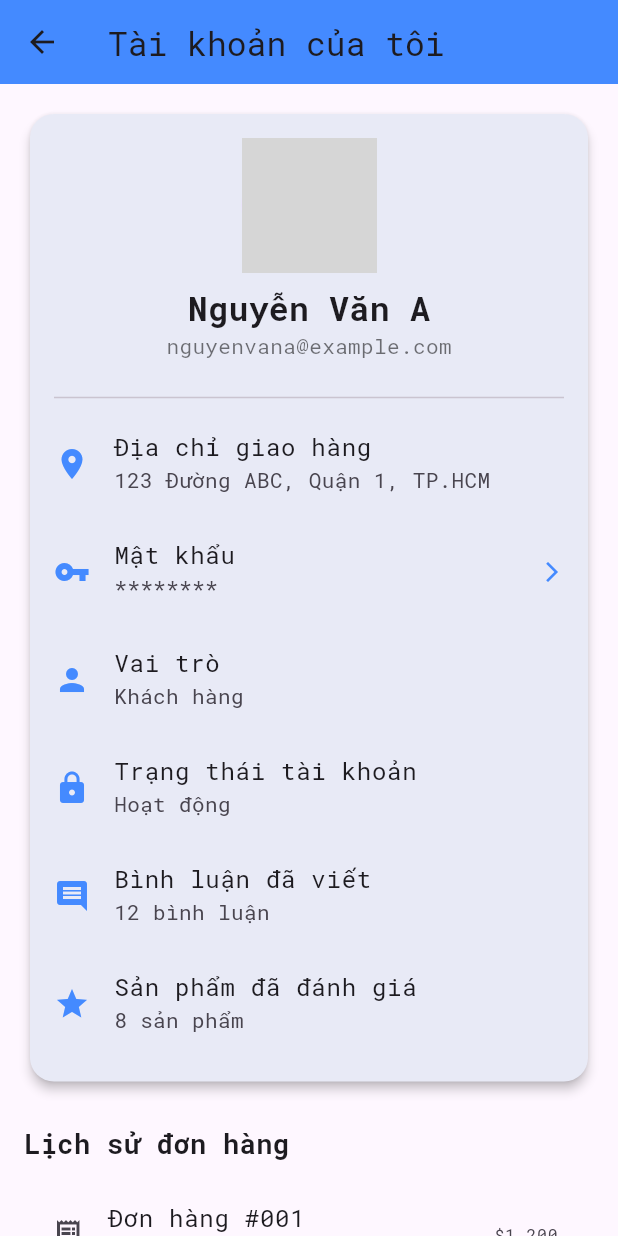
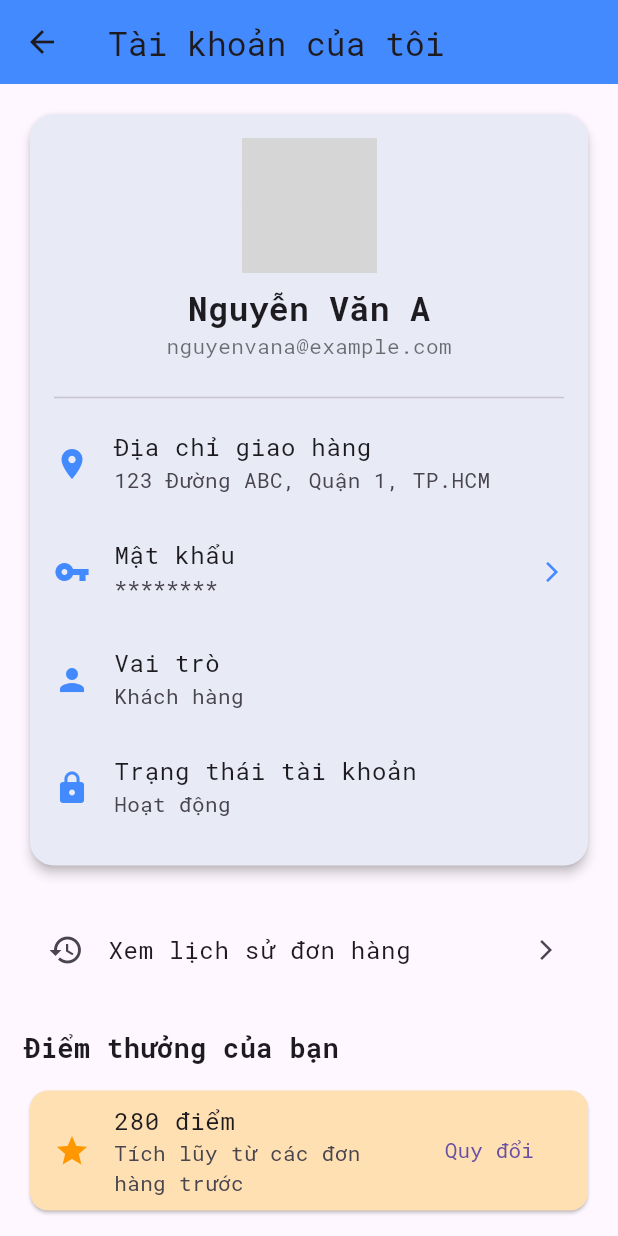
Before and after one commit to city314/CPMAD-FINALTERM, a Flutter app: the AccountScreen screen opened directly, on a phone screen of 412 x 824 dp. Run offline on Flutter 3.47's test engine with Material 3 defaults, Android fonts, the phone set to English and light mode, and no system bars; our stand-ins replace shared_preferences; accounts and stored records are empty; grey boxes are pictures that could not be loaded.

Commit message:
updating account_screen.dart, order_history_screen.dart

```diff
--- a/lib/account_screen.dart
+++ b/lib/account_screen.dart
@@ -1,5 +1,6 @@
 import 'package:flutter/material.dart';
 import 'change_password.dart';
+import 'order_history_screen.dart';
 
 class AccountScreen extends StatelessWidget {
   const AccountScreen({super.key});
@@ -58,31 +59,23 @@ class AccountScreen extends StatelessWidget {
                   }),
                   buildInfoRow(Icons.person, 'Vai trò', 'Khách hàng'),
                   buildInfoRow(Icons.lock, 'Trạng thái tài khoản', 'Hoạt động'),
-                  buildInfoRow(Icons.comment, 'Bình luận đã viết', '12 bình luận'),
-                  buildInfoRow(Icons.star, 'Sản phẩm đã đánh giá', '8 sản phẩm'),
                 ],
               ),
             ),
           ),
           const SizedBox(height: 24),
           // Lịch sử đơn hàng
-          const Text(
-            'Lịch sử đơn hàng',
-            style: TextStyle(fontSize: 18, fontWeight: FontWeight.bold),
+          ListTile(
+            leading: const Icon(Icons.history),
+            title: const Text('Xem lịch sử đơn hàng'),
+            trailing: const Icon(Icons.arrow_forward_ios, size: 16),
+            onTap: () {
+              Navigator.push(
+                context,
+                MaterialPageRoute(builder: (_) => const OrderHistoryScreen()),
+              );
+            },
           ),
-          const SizedBox(height: 12),
-          ...orders.map((order) {
-            return ListTile(
-              leading: const Icon(Icons.receipt_long),
-              title: Text('Đơn hàng ${order['id']}'),
-              subtitle: Text('Ngày: ${order['date']}'),
-              trailing: Text('${order['total']}'),
-              onTap: () {
-                // TODO: Xem chi tiết đơn hàng
-              },
-            );
-          }).toList(),
-
           const SizedBox(height: 24),
 
           // Điểm thưởng
```
Also changed, not shown: lib/order_history_screen.dart (added, +37 -0 lines).
